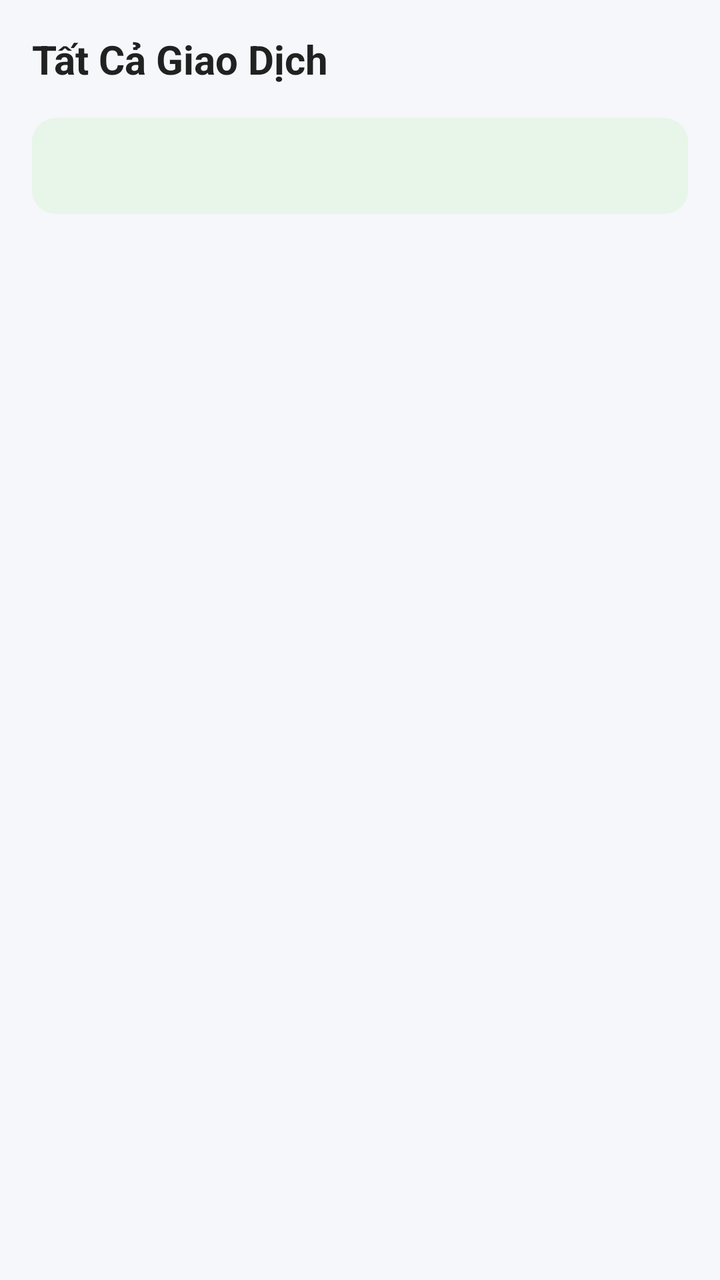
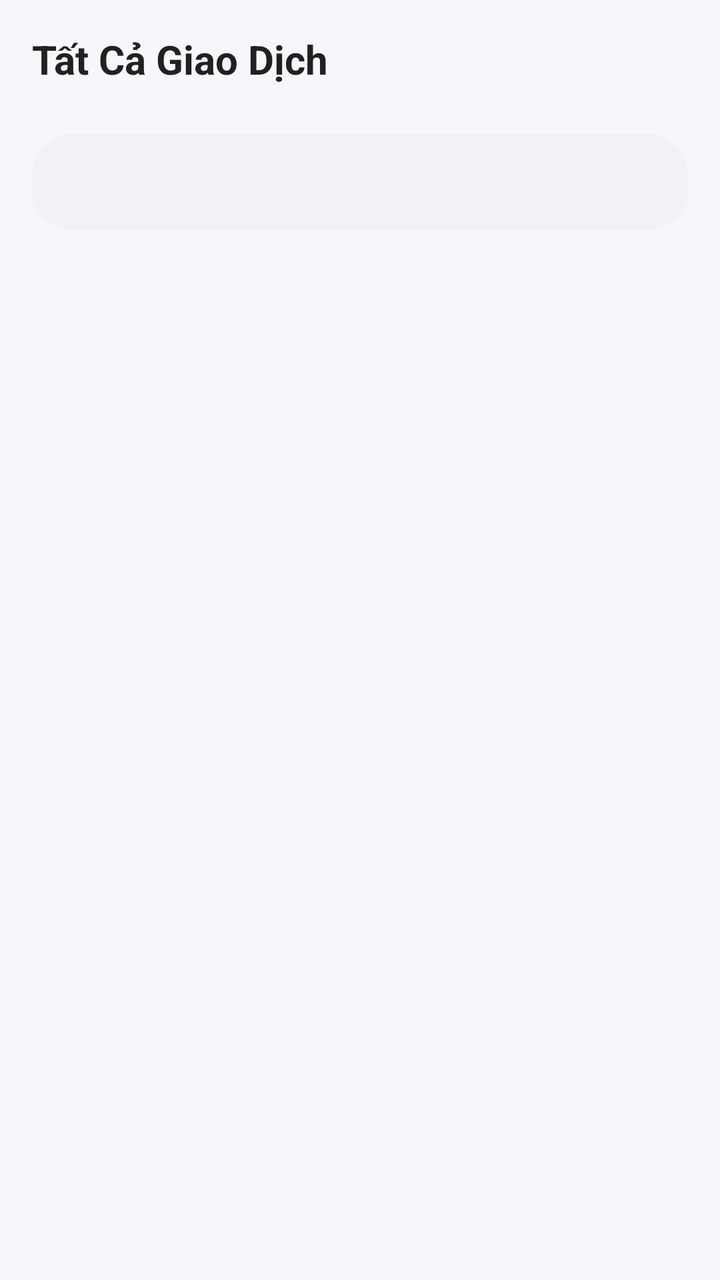

Screens rendered from an Android XML layout before and after an edit, with the pre-edit source and the edit as a unified diff.
<!-- AndroidManifest.xml: application theme Theme.FinaceManager -->
<!-- res/layout/fragment_transactions_pager.xml -->
<?xml version="1.0" encoding="utf-8"?>
<LinearLayout xmlns:android="http://schemas.android.com/apk/res/android"
    xmlns:app="http://schemas.android.com/apk/res-auto"
    android:layout_width="match_parent"
    android:layout_height="match_parent"
    android:background="@color/color_background"
    android:orientation="vertical">

    <TextView
        android:layout_width="match_parent"
        android:layout_height="wrap_content"
        android:padding="@dimen/spacing_md"
        android:text="@string/title_transactions"
        android:textColor="@color/color_text_primary"
        android:textSize="@dimen/text_title"
        android:textStyle="bold" />

    
    <com.google.android.material.tabs.TabLayout
        android:id="@+id/tab_layout"
        android:layout_width="match_parent"
        android:layout_height="wrap_content"
        android:layout_marginHorizontal="@dimen/spacing_md"
        android:background="@drawable/bg_tab_container"
        app:tabIndicatorColor="@color/color_primary"
        app:tabIndicatorFullWidth="true"
        app:tabIndicatorHeight="3dp"
        app:tabSelectedTextColor="@color/color_primary"
        app:tabTextColor="@color/color_text_secondary"
        app:tabRippleColor="@color/color_primary"
        app:tabMode="fixed"
        app:tabGravity="fill" />

    
    <androidx.viewpager2.widget.ViewPager2
        android:id="@+id/view_pager"
        android:layout_width="match_parent"
        android:layout_height="0dp"
        android:layout_weight="1" />

</LinearLayout>
<!-- resources referenced by this layout -->
<resources>
  <color name="color_background">#F5F7FA</color>
  <color name="color_primary">#00B14F</color>
  <color name="color_text_primary">#212121</color>
  <color name="color_text_secondary">#757575</color>
  <dimen name="spacing_md">16dp</dimen>
  <dimen name="text_title">20sp</dimen>
  <!-- drawable bg_tab_container (drawable) -->
  <?xml version="1.0" encoding="utf-8"?>
  <shape xmlns:android="http://schemas.android.com/apk/res/android"
      android:shape="rectangle">
      <solid android:color="@color/color_search_bg" />
      <corners android:radius="12dp" />
  </shape>
  <string name="title_transactions">Tất Cả Giao Dịch</string>
  <style name="Theme.FinaceManager" parent="Base.Theme.FinaceManager" />
  <color name="color_search_bg">#E8F5E9</color>
  <style name="Base.Theme.FinaceManager" parent="Theme.Material3.DayNight.NoActionBar">
          <item name="colorPrimary">@color/color_primary</item>
          <item name="colorPrimaryDark">@color/color_primary_dark</item>
          <item name="colorAccent">@color/color_accent</item>
          <item name="colorOnPrimary">@color/color_text_on_primary</item>
          <item name="android:colorBackground">@color/color_background</item>
          <item name="colorSurface">@color/color_surface</item>
          <item name="android:statusBarColor">@color/color_primary</item>
          <item name="android:navigationBarColor">@color/color_surface</item>
      </style>
  <color name="color_primary_dark">#009640</color>
  <color name="color_accent">#FF6B35</color>
  <color name="color_text_on_primary">#FFFFFF</color>
  <color name="color_surface">#FFFFFF</color>
</resources>

<!-- the commit's change to res/layout/fragment_transactions_pager.xml (unified diff, before → after) -->
@@ -21,13 +21,14 @@
         android:layout_width="match_parent"
         android:layout_height="wrap_content"
         android:layout_marginHorizontal="@dimen/spacing_md"
+        android:layout_marginTop="8dp"
+        android:layout_marginBottom="8dp"
         android:background="@drawable/bg_tab_container"
-        app:tabIndicatorColor="@color/color_primary"
-        app:tabIndicatorFullWidth="true"
-        app:tabIndicatorHeight="3dp"
+        app:tabBackground="@drawable/tab_selector"
+        app:tabIndicatorHeight="0dp"
         app:tabSelectedTextColor="@color/color_primary"
         app:tabTextColor="@color/color_text_secondary"
-        app:tabRippleColor="@color/color_primary"
+        app:tabRippleColor="@null"
         app:tabMode="fixed"
         app:tabGravity="fill" />
 
<!-- resource entries referenced after the edit -->
@@ -10,12 +10,33 @@
   <?xml version="1.0" encoding="utf-8"?>
   <shape xmlns:android="http://schemas.android.com/apk/res/android"
       android:shape="rectangle">
-      <solid android:color="@color/color_search_bg" />
-      <corners android:radius="12dp" />
+      <solid android:color="@color/color_tab_container" />
+      <corners android:radius="20dp" />
   </shape>
+  <!-- drawable tab_selector (drawable) -->
+  <?xml version="1.0" encoding="utf-8"?>
+  <selector xmlns:android="http://schemas.android.com/apk/res/android">
+      <item android:state_selected="true">
+          <layer-list>
+              <item android:bottom="4dp" android:top="4dp" android:left="4dp" android:right="4dp">
+                  <shape android:shape="rectangle">
+                      <solid android:color="@color/color_tab_indicator" />
+                      <corners android:radius="18dp" />
+                      <stroke android:width="1dp" android:color="#0D000000" />
+                  </shape>
+              </item>
+          </layer-list>
+      </item>
+      <item>
+          <shape android:shape="rectangle">
+              <solid android:color="@android:color/transparent" />
+          </shape>
+      </item>
+  </selector>
   <string name="title_transactions">Tất Cả Giao Dịch</string>
   <style name="Theme.FinaceManager" parent="Base.Theme.FinaceManager" />
-  <color name="color_search_bg">#E8F5E9</color>
+  <color name="color_tab_container">#F0F2F5</color>
+  <color name="color_tab_indicator">#FFFFFF</color>
   <style name="Base.Theme.FinaceManager" parent="Theme.Material3.DayNight.NoActionBar">
           <item name="colorPrimary">@color/color_primary</item>
           <item name="colorPrimaryDark">@color/color_primary_dark</item>
